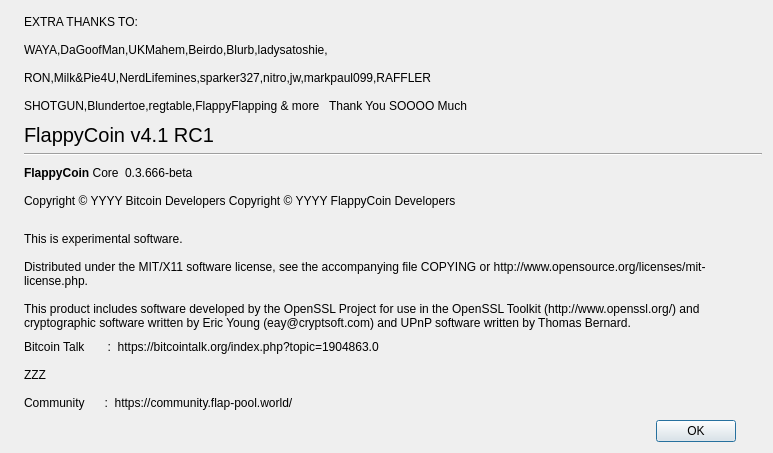
The window that src/qt/forms/aboutdialog.ui (zatirdraft/TravelFlex) describes before a commit, drawn with Qt 5.
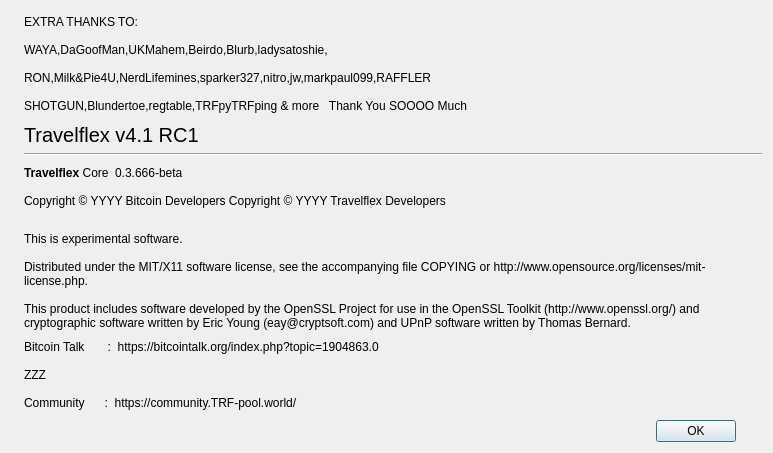
The same window after the commit. Icons and pictures are not drawn.

```diff
--- a/src/qt/forms/aboutdialog.ui
+++ b/src/qt/forms/aboutdialog.ui
@@ -195,7 +195,7 @@
    <item row="3" column="1">
     <widget class="QLabel" name="label_7">
      <property name="text">
-      <string>SHOTGUN,Blundertoe,regtable,FlappyFlapping &amp; more   Thank You SOOOO Much</string>
+      <string>SHOTGUN,Blundertoe,regtable,TRFpyTRFping &amp; more   Thank You SOOOO Much</string>
      </property>
     </widget>
    </item>
@@ -209,7 +209,7 @@
         </font>
        </property>
        <property name="text">
-        <string>FlappyCoin v4.1 RC1</string>
+        <string>Travelflex v4.1 RC1</string>
        </property>
       </widget>
      </item>
@@ -230,7 +230,7 @@
         <cursorShape>IBeamCursor</cursorShape>
        </property>
        <property name="text">
-        <string>&lt;html&gt;&lt;head/&gt;&lt;body&gt;&lt;p&gt;&lt;span style=&quot; font-weight:600;&quot;&gt;FlappyCoin &lt;/span&gt;Core&lt;/p&gt;&lt;/body&gt;&lt;/html&gt;</string>
+        <string>&lt;html&gt;&lt;head/&gt;&lt;body&gt;&lt;p&gt;&lt;span style=&quot; font-weight:600;&quot;&gt;Travelflex &lt;/span&gt;Core&lt;/p&gt;&lt;/body&gt;&lt;/html&gt;</string>
        </property>
        <property name="textInteractionFlags">
         <set>Qt::LinksAccessibleByMouse|Qt::TextSelectableByKeyboard|Qt::TextSelectableByMouse</set>
@@ -272,7 +272,7 @@
      </property>
      <property name="text">
       <string notr="true">Copyright &amp;copy; YYYY Bitcoin Developers
-Copyright &amp;copy; YYYY FlappyCoin Developers</string>
+Copyright &amp;copy; YYYY Travelflex Developers</string>
      </property>
      <property name="textFormat">
       <enum>Qt::RichText</enum>
@@ -333,7 +333,7 @@
    <item row="11" column="1">
     <widget class="QLabel" name="label_11">
      <property name="text">
-      <string>Community      :  https://community.flap-pool.world/</string>
+      <string>Community      :  https://community.TRF-pool.world/</string>
      </property>
     </widget>
    </item>
```
Left out of the diff: 2 changed lines with no effect on the pictures.
